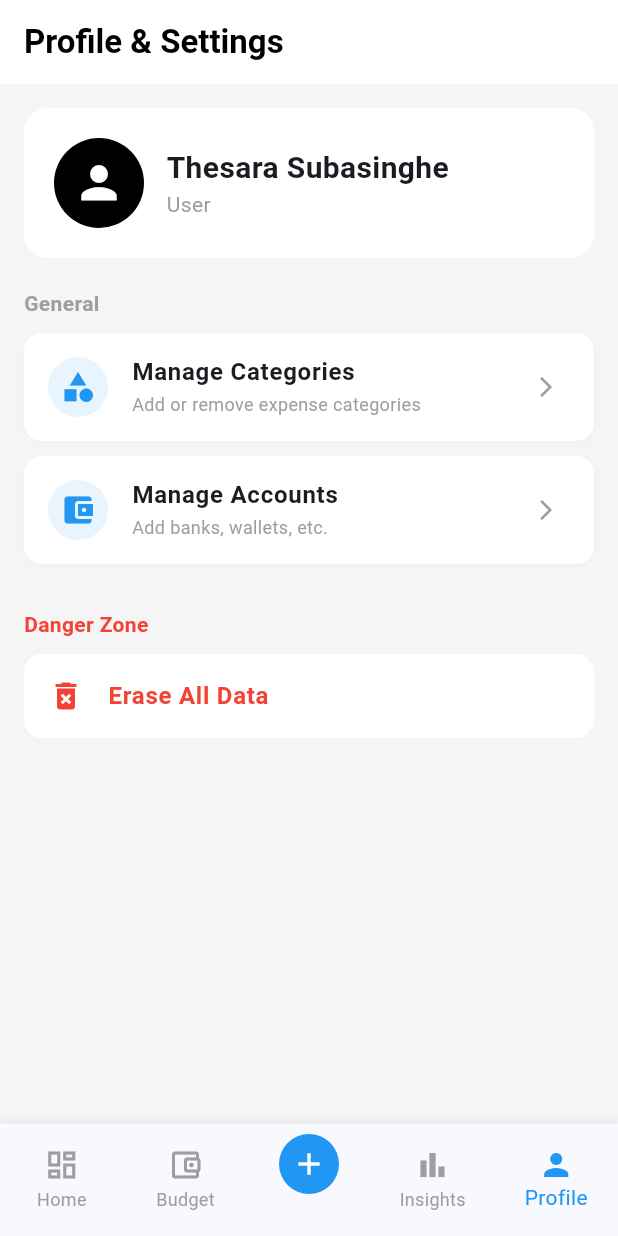
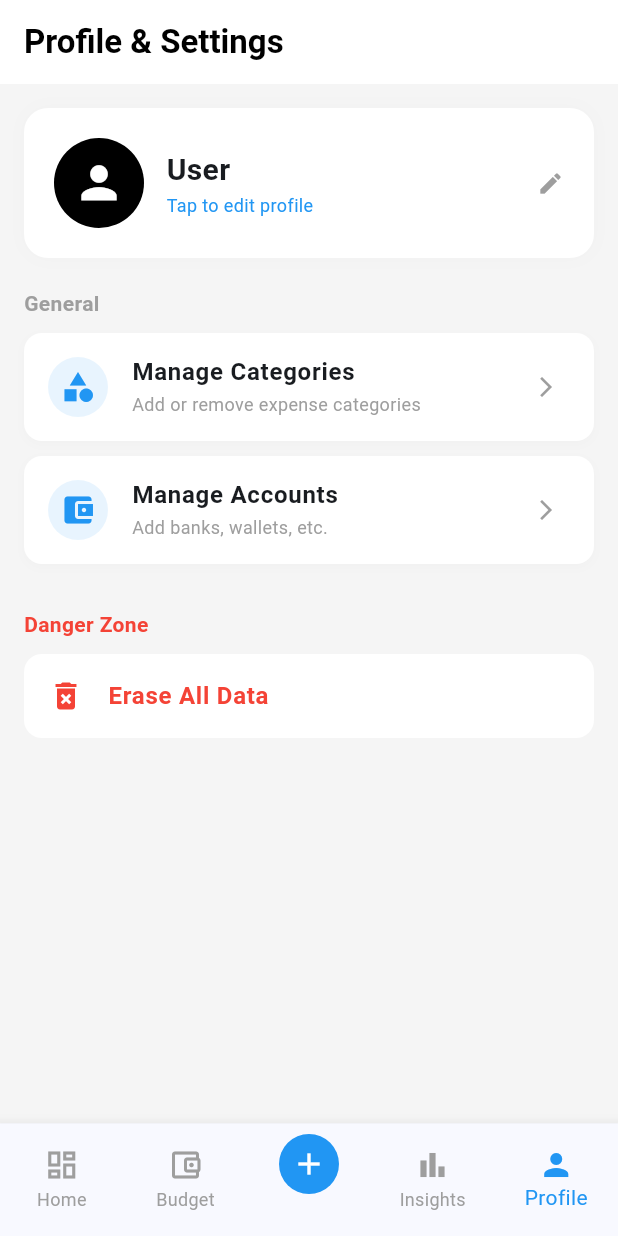
Before and after one commit to thesarakasun/ExpenseX, a Flutter app: the screen it shows after launch, item 5 of the bottom bar chosen, on a phone screen of 412 x 824 dp. Run offline on Flutter 3.47's test engine with Material 3 defaults, Android fonts, the phone set to English and light mode, and no system bars; our stand-ins replace fl_chart, isar, shared_preferences; accounts and stored records are empty; generated files the repository leaves out were written again.

Commit message:
Add persistent name and icon in profile section + dependencies

```diff
--- a/lib/screens/profile_screen.dart
+++ b/lib/screens/profile_screen.dart
@@ -1,21 +1,68 @@
 import 'package:flutter/material.dart';
+import 'package:shared_preferences/shared_preferences.dart'; // Import the new package
 import '../services/database_service.dart';
 import 'manage_categories_screen.dart';
 import 'manage_accounts_screen.dart';
 
-class ProfileScreen extends StatelessWidget {
+class ProfileScreen extends StatefulWidget {
   final DatabaseService databaseService;
 
   const ProfileScreen({super.key, required this.databaseService});
 
   @override
+  State<ProfileScreen> createState() => _ProfileScreenState();
+}
+
+class _ProfileScreenState extends State<ProfileScreen> {
+  // Default values
+  String _userName = "User";
+  int _avatarIndex = 0; // We save the "ID" of the avatar, not the icon itself
+
+  // The list of available avatars (Icon + Color)
+  final List<Map<String, dynamic>> _avatarOptions = [
+    {'icon': Icons.person, 'color': Colors.black},
+    {'icon': Icons.face, 'color': Colors.blue},
+    {'icon': Icons.emoji_emotions, 'color': Colors.orange},
+    {'icon': Icons.pets, 'color': Colors.brown},
+    {'icon': Icons.rocket_launch, 'color': Colors.purple},
+    {'icon': Icons.spa, 'color': Colors.green},
+  ];
+
+  @override
+  void initState() {
+    super.initState();
+    _loadUserProfile(); // <--- Load data when screen starts
+  }
+
+  // --- 1. LOAD DATA ---
+  Future<void> _loadUserProfile() async {
+    final prefs = await SharedPreferences.getInstance();
+    setState(() {
+      _userName = prefs.getString('user_name') ?? "User";
+      _avatarIndex = prefs.getInt('user_avatar_index') ?? 0;
+    });
+  }
+
+  // --- 2. SAVE DATA ---
+  Future<void> _saveUserProfile(String name, int avatarIndex) async {
+    final prefs = await SharedPreferences.getInstance();
+    await prefs.setString('user_name', name);
+    await prefs.setInt('user_avatar_index', avatarIndex);
+
+    setState(() {
+      _userName = name;
+      _avatarIndex = avatarIndex;
+    });
+  }
+
+  @override
   Widget build(BuildContext context) {
+    // Get current avatar details based on index
+    final currentAvatar = _avatarOptions[_avatarIndex];
+
     return Scaffold(
       appBar: AppBar(
-        title: const Text(
-          'Profile & Settings',
-          style: TextStyle(fontWeight: FontWeight.bold),
-        ),
+        title: const Text('Profile & Settings', style: TextStyle(fontWeight: FontWeight.bold)),
         backgroundColor: Colors.white,
         foregroundColor: Colors.black,
         elevation: 0,
@@ -24,21 +71,43 @@ class ProfileScreen extends StatelessWidget {
       body: ListView(
         padding: const EdgeInsets.all(16),
         children: [
-          // 1. User Info Card (Visual only)
-          const UserInfoCard(),
+          // 1. User Info Card (NOW PERSISTENT!)
+          GestureDetector(
+            onTap: _showEditProfileDialog,
+            child: Container(
+              padding: const EdgeInsets.all(20),
+              decoration: BoxDecoration(
+                color: Colors.white,
+                borderRadius: BorderRadius.circular(16),
+                boxShadow: [BoxShadow(color: Colors.grey.withOpacity(0.05), blurRadius: 10)],
+              ),
+              child: Row(
+                children: [
+                  CircleAvatar(
+                    radius: 30,
+                    backgroundColor: currentAvatar['color'],
+                    child: Icon(currentAvatar['icon'], size: 35, color: Colors.white),
+                  ),
+                  const SizedBox(width: 15),
+                  Column(
+                    crossAxisAlignment: CrossAxisAlignment.start,
+                    children: [
+                      Text(_userName, style: const TextStyle(fontSize: 20, fontWeight: FontWeight.bold)),
+                      const Text("Tap to edit profile", style: TextStyle(fontSize: 12, color: Colors.blue)),
+                    ],
+                  ),
+                  const Spacer(),
+                  const Icon(Icons.edit, size: 18, color: Colors.grey),
+                ],
+              ),
+            ),
+          ),
 
           const SizedBox(height: 20),
-          const Text(
-            "General",
-            style: TextStyle(
-              fontSize: 14,
-              fontWeight: FontWeight.bold,
-              color: Colors.grey,
-            ),
-          ),
+          const Text("General", style: TextStyle(fontSize: 14, fontWeight: FontWeight.bold, color: Colors.grey)),
           const SizedBox(height: 10),
 
-          // 2. Manage Categories Button (LINKED!)
+          // 2. Manage Categories
           _buildProfileOption(
             context,
             icon: Icons.category,
@@ -47,15 +116,12 @@ class ProfileScreen extends StatelessWidget {
             onTap: () {
               Navigator.push(
                 context,
-                MaterialPageRoute(
-                  builder: (_) =>
-                      ManageCategoriesScreen(databaseService: databaseService),
-                ),
+                MaterialPageRoute(builder: (_) => ManageCategoriesScreen(databaseService: widget.databaseService)),
               );
             },
           ),
 
-          // 3. Manage Accounts Button (Coming Next)
+          // 3. Manage Accounts
           _buildProfileOption(
             context,
             icon: Icons.account_balance_wallet,
@@ -64,40 +130,21 @@ class ProfileScreen extends StatelessWidget {
             onTap: () {
               Navigator.push(
                 context,
-                MaterialPageRoute(
-                  builder: (_) =>
-                      ManageAccountsScreen(databaseService: databaseService),
-                ),
+                MaterialPageRoute(builder: (_) => ManageAccountsScreen(databaseService: widget.databaseService)),
               );
             },
           ),
 
           const SizedBox(height: 20),
-          const Text(
-            "Danger Zone",
-            style: TextStyle(
-              fontSize: 14,
-              fontWeight: FontWeight.bold,
-              color: Colors.red,
-            ),
-          ),
+          const Text("Danger Zone", style: TextStyle(fontSize: 14, fontWeight: FontWeight.bold, color: Colors.red)),
           const SizedBox(height: 10),
 
-          // 4. Clear Data Button
+          // 4. Clear Data
           Container(
-            decoration: BoxDecoration(
-              color: Colors.white,
-              borderRadius: BorderRadius.circular(12),
-            ),
+            decoration: BoxDecoration(color: Colors.white, borderRadius: BorderRadius.circular(12)),
             child: ListTile(
               leading: const Icon(Icons.delete_forever, color: Colors.red),
-              title: const Text(
-                "Erase All Data",
-                style: TextStyle(
-                  color: Colors.red,
-                  fontWeight: FontWeight.bold,
-                ),
-              ),
+              title: const Text("Erase All Data", style: TextStyle(color: Colors.red, fontWeight: FontWeight.bold)),
               onTap: () => _showDeleteDialog(context),
             ),
           ),
@@ -106,10 +153,73 @@ class ProfileScreen extends StatelessWidget {
     );
   }
 
-  // --- Helper Widgets ---
+  // --- DIALOG: EDIT PROFILE ---
+  void _showEditProfileDialog() {
+    final TextEditingController nameController = TextEditingController(text: _userName);
+    int tempIndex = _avatarIndex; // Temp variable for dialog selection
 
-  Widget _buildProfileOption(
-    BuildContext context, {
+    showDialog(
+      context: context,
+      builder: (context) => StatefulBuilder(
+        builder: (context, setState) {
+          return AlertDialog(
+            title: const Text("Edit Profile"),
+            content: Column(
+              mainAxisSize: MainAxisSize.min,
+              children: [
+                const Text("Choose Avatar", style: TextStyle(fontWeight: FontWeight.bold, fontSize: 12)),
+                const SizedBox(height: 15),
+                // Avatar Grid
+                Wrap(
+                  spacing: 15,
+                  runSpacing: 15,
+                  alignment: WrapAlignment.center,
+                  children: List.generate(_avatarOptions.length, (index) {
+                    final option = _avatarOptions[index];
+                    final isSelected = tempIndex == index;
+                    return GestureDetector(
+                      onTap: () => setState(() => tempIndex = index),
+                      child: CircleAvatar(
+                        radius: 22,
+                        backgroundColor: option['color'].withOpacity(isSelected ? 1.0 : 0.2),
+                        child: Icon(option['icon'], color: isSelected ? Colors.white : option['color'], size: 22),
+                      ),
+                    );
+                  }),
+                ),
+                const SizedBox(height: 20),
+
+                // Name Input
+                TextField(
+                  controller: nameController,
+                  decoration: const InputDecoration(
+                    labelText: "Your Name",
+                    border: OutlineInputBorder(),
+                  ),
+                ),
+              ],
+            ),
+            actions: [
+              TextButton(onPressed: () => Navigator.pop(context), child: const Text("Cancel")),
+              ElevatedButton(
+                onPressed: () {
+                  final newName = nameController.text.isEmpty ? "User" : nameController.text;
+                  // SAVE to persistent storage
+                  _saveUserProfile(newName, tempIndex);
+                  Navigator.pop(context);
+                },
+                style: ElevatedButton.styleFrom(backgroundColor: Colors.black, foregroundColor: Colors.white),
+                child: const Text("Save"),
+              ),
+            ],
+          );
+        }
+      ),
+    );
+  }
+
+  // --- HELPER WIDGETS ---
+  Widget _buildProfileOption(BuildContext context, {
     required IconData icon,
     required String title,
     required String subtitle,
@@ -120,13 +230,7 @@ class ProfileScreen extends StatelessWidget {
       decoration: BoxDecoration(
         color: Colors.white,
         borderRadius: BorderRadius.circular(12),
-        boxShadow: [
-          BoxShadow(
-            color: Colors.grey.withOpacity(0.05),
-            blurRadius: 5,
-            offset: const Offset(0, 2),
-          ),
-        ],
+        boxShadow: [BoxShadow(color: Colors.grey.withOpacity(0.05), blurRadius: 5, offset: const Offset(0, 2))],
       ),
       child: ListTile(
         leading: CircleAvatar(
@@ -134,15 +238,8 @@ class ProfileScreen extends StatelessWidget {
           child: Icon(icon, color: Colors.blue),
         ),
         title: Text(title, style: const TextStyle(fontWeight: FontWeight.bold)),
-        subtitle: Text(
-          subtitle,
-          style: const TextStyle(fontSize: 12, color: Colors.grey),
-        ),
-        trailing: const Icon(
-          Icons.arrow_forward_ios,
-          size: 16,
-          color: Colors.grey,
-        ),
+        subtitle: Text(subtitle, style: const TextStyle(fontSize: 12, color: Colors.grey)),
+        trailing: const Icon(Icons.arrow_forward_ios, size: 16, color: Colors.grey),
         onTap: onTap,
       ),
     );
@@ -153,23 +250,15 @@ class ProfileScreen extends StatelessWidget {
       context: context,
       builder: (context) => AlertDialog(
         title: const Text("Are you sure?"),
-        content: const Text(
-          "This will delete ALL transactions and accounts permanently.",
-        ),
+        content: const Text("This will delete ALL transactions and accounts permanently."),
         actions: [
-          TextButton(
-            onPressed: () => Navigator.pop(context),
-            child: const Text("Cancel"),
-          ),
+          TextButton(onPressed: () => Navigator.pop(context), child: const Text("Cancel")),
           TextButton(
             onPressed: () async {
-              // We added this function in the database service earlier
-              await databaseService.cleanDb();
+              await widget.databaseService.cleanDb();
               if (context.mounted) {
                 Navigator.pop(context);
-                ScaffoldMessenger.of(
-                  context,
-                ).showSnackBar(const SnackBar(content: Text("Data Erased")));
+                ScaffoldMessenger.of(context).showSnackBar(const SnackBar(content: Text("Data Erased")));
               }
             },
             child: const Text("Delete", style: TextStyle(color: Colors.red)),
@@ -179,38 +268,3 @@ class ProfileScreen extends StatelessWidget {
     );
   }
 }
-
-class UserInfoCard extends StatelessWidget {
-  const UserInfoCard({super.key});
-
-  @override
-  Widget build(BuildContext context) {
-    return Container(
-      padding: const EdgeInsets.all(20),
-      decoration: BoxDecoration(
-        color: Colors.white,
-        borderRadius: BorderRadius.circular(16),
-      ),
-      child: Row(
-        children: [
-          CircleAvatar(
-            radius: 30,
-            backgroundColor: Colors.black,
-            child: const Icon(Icons.person, size: 35, color: Colors.white),
-          ),
-          const SizedBox(width: 15),
-          const Column(
-            crossAxisAlignment: CrossAxisAlignment.start,
-            children: [
-              Text(
-                "Thesara Subasinghe",
-                style: TextStyle(fontSize: 20, fontWeight: FontWeight.bold),
-              ),
-              Text("User", style: TextStyle(color: Colors.grey)),
-            ],
-          ),
-        ],
-      ),
-    );
-  }
-}
--- a/pubspec.yaml
+++ b/pubspec.yaml
@@ -39,6 +39,8 @@ dependencies:
   path_provider: ^2.1.5
   intl: ^0.20.2
   fl_chart: ^1.1.1
+  shared_preferences: ^2.5.4
+  image_picker: ^1.2.1
 
 dev_dependencies:
   flutter_test:
```
Also changed, not shown: pubspec.lock, 5 other files.
